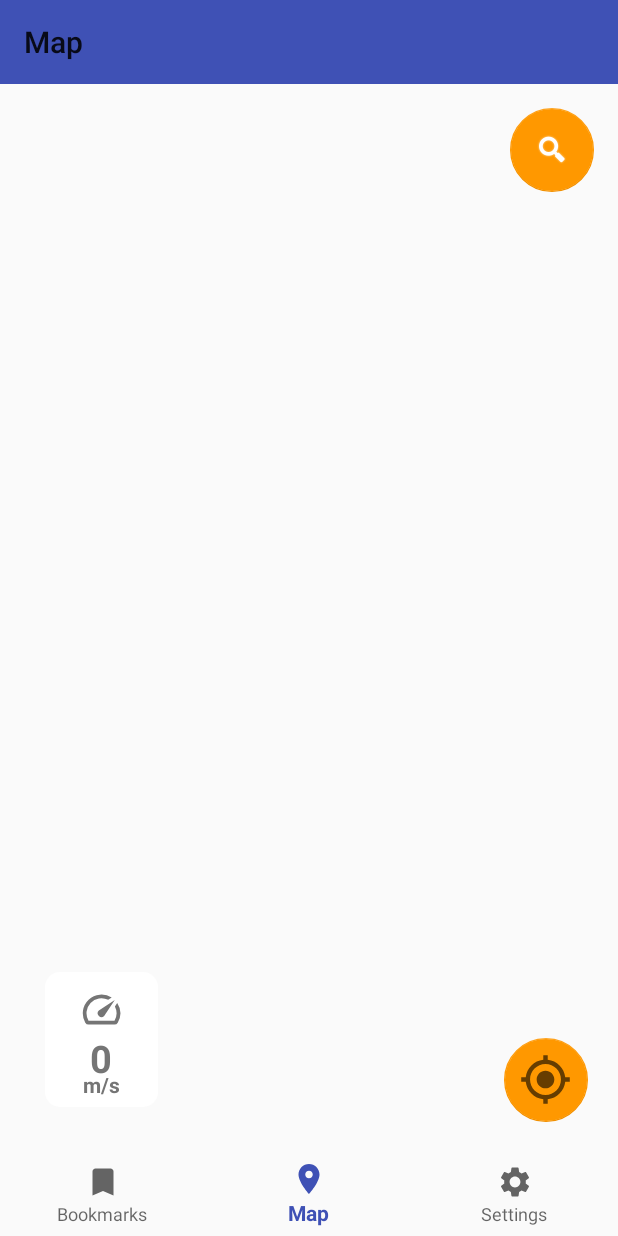
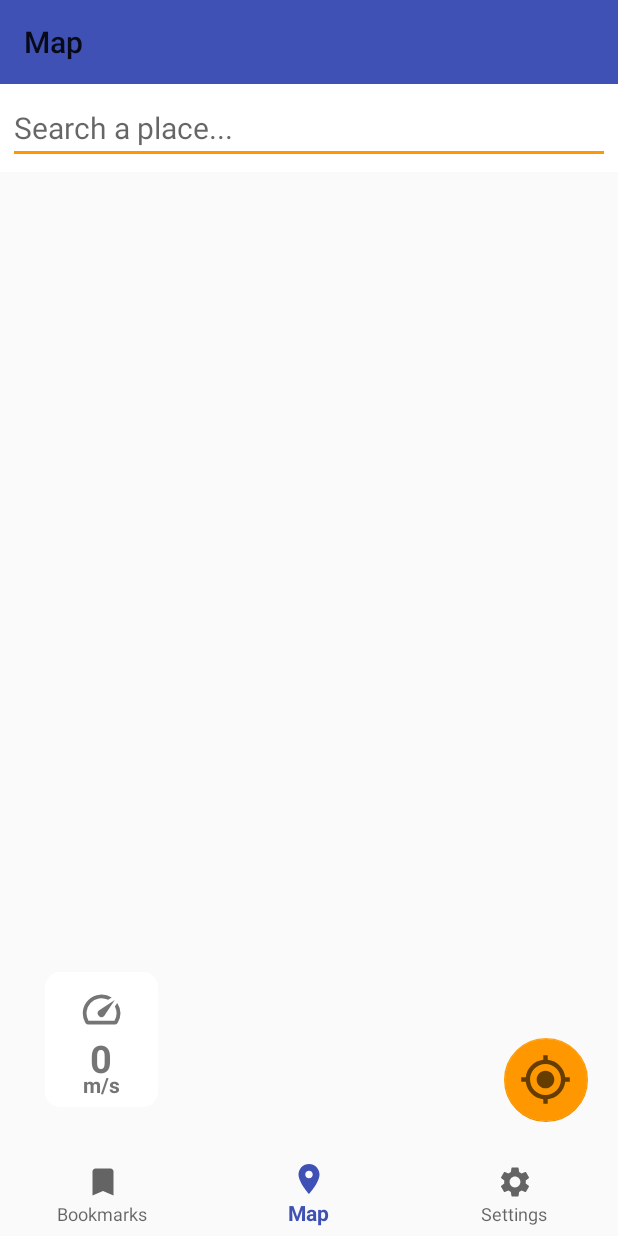
Before and after one commit to dorrin-sot/MobDev-HW02, an Android app: the screen it shows after launch (MainActivity), on a phone screen of 412 x 824 dp. Run offline under Robolectric (Android 15) with nearby library versions, the phone set to English and light mode, and no system bars; our stand-ins replace CircleImageView, Room's generated code, navigation-ui; libraries missing offline, so code that uses them is left out: com.mapbox.android, com.mapbox.api, com.mapbox.geojson, com.mapbox.mapboxsdk; plain views replace MapView; pictures from the network do not load; 7 statements that could not run were skipped.

Commit message:
search editText implemented

```diff
--- a/app/src/main/java/com/mobdev/locationapp/ui/map/MapFragment.java
+++ b/app/src/main/java/com/mobdev/locationapp/ui/map/MapFragment.java
@@ -11,6 +11,7 @@ import android.graphics.Color;
 import android.location.Location;
 import android.location.LocationManager;
 import android.os.Bundle;
+import android.text.InputType;
 import android.view.Gravity;
 import android.view.LayoutInflater;
 import android.view.View;
@@ -90,7 +91,7 @@ public class MapFragment extends Fragment implements OnMapReadyCallback, Permiss
     private String geojsonSourceLayerId = "geojsonSourceLayerId";
     private String symbolIconId = "symbolIconId";
     private static final int REQUEST_CODE_AUTOCOMPLETE = 1;
-
+    public static boolean isSearch=true;
     public View onCreateView(@NonNull LayoutInflater inflater,
                              ViewGroup container, Bundle savedInstanceState) {
         Mapbox.getInstance(getContext(), getString(R.string.mapbox_access_token));
@@ -122,7 +123,9 @@ public class MapFragment extends Fragment implements OnMapReadyCallback, Permiss
     }
 
     private void initSearchFab() {
-        getActivity().findViewById(R.id.fab_location_search).setOnClickListener(new View.OnClickListener() {
+        EditText searchText =getActivity().findViewById(R.id.map_search_text);
+        searchText.setInputType(InputType.TYPE_NULL);
+        searchText.setOnClickListener(new View.OnClickListener() {
             @Override
             public void onClick(View view) {
                 Intent intent = new PlaceAutocomplete.IntentBuilder()
@@ -257,14 +260,14 @@ public class MapFragment extends Fragment implements OnMapReadyCallback, Permiss
         // Set the component's camera mode
         // locationComponent.zoomWhileTracking(17);
         // locationComponent.setCameraMode(CameraMode.TRACKING);
-        if (getArguments() == null) {
+        if (!isSearch&&getArguments() == null) {
             CameraPosition position = new CameraPosition.Builder()
                     .target(new LatLng(location.getLatitude(), location.getLongitude())) // Sets the new camera position
                     .zoom(17) // Sets the zoom
                     .build(); // Creates a CameraPosition from the builder
             mapboxMap.animateCamera(CameraUpdateFactory
                     .newCameraPosition(position), 3000);
-        } else {
+        } else if(!isSearch&&getArguments() != null) {
             mapboxMap.addMarker(new MarkerOptions()
                     .position(new LatLng(getArguments().getFloat("bookmark_x"), getArguments().getFloat("bookmark_y"))));
             CameraPosition position = new CameraPosition.Builder()
@@ -275,6 +278,7 @@ public class MapFragment extends Fragment implements OnMapReadyCallback, Permiss
             mapboxMap.animateCamera(CameraUpdateFactory
                     .newCameraPosition(position), 3000);
         }
+        isSearch=false;
     }
 
     private boolean isGpsTurnedOff() {
@@ -349,7 +353,7 @@ public class MapFragment extends Fragment implements OnMapReadyCallback, Permiss
     public void onActivityResult(int requestCode, int resultCode, Intent data) {
         super.onActivityResult(requestCode, resultCode, data);
         if (resultCode == Activity.RESULT_OK && requestCode == REQUEST_CODE_AUTOCOMPLETE) {
-
+            isSearch=true;
 // Retrieve selected location's CarmenFeature
             CarmenFeature selectedCarmenFeature = PlaceAutocomplete.getPlace(data);
 
--- a/app/src/main/res/layout/fragment_map.xml
+++ b/app/src/main/res/layout/fragment_map.xml
@@ -11,16 +11,40 @@
         android:layout_width="match_parent"
         android:layout_height="match_parent">
 
-        <com.google.android.material.floatingactionbutton.FloatingActionButton
-            android:id="@+id/fab_location_search"
-            android:layout_width="wrap_content"
+        <LinearLayout
+            android:id="@+id/linearLayoutSearch"
+            android:layout_width="match_parent"
             android:layout_height="wrap_content"
-            android:layout_gravity="end|top"
-            android:layout_margin="16dp"
-            android:contentDescription="@string/SearchButton"
-            android:elevation="5dp"
-            android:tint="@android:color/white"
-            app:srcCompat="@android:drawable/ic_search_category_default" />
+            android:background="#FFFFFF"
+            android:orientation="horizontal"
+            app:layout_constraintEnd_toEndOf="parent"
+            app:layout_constraintStart_toStartOf="parent"
+
+
+            app:layout_constraintTop_toTopOf="parent">
+
+            <EditText
+                android:id="@+id/map_search_text"
+                android:layout_width="wrap_content"
+                android:layout_height="wrap_content"
+                android:layout_margin="5dp"
+                android:layout_weight=".9"
+                android:hint="Search a place..."
+
+
+                android:textSize="20dp" />
+
+        </LinearLayout>
+<!--        <com.google.android.material.floatingactionbutton.FloatingActionButton-->
+<!--            android:id="@+id/fab_location_search"-->
+<!--            android:layout_width="wrap_content"-->
+<!--            android:layout_height="wrap_content"-->
+<!--            android:layout_gravity="end|top"-->
+<!--            android:layout_margin="16dp"-->
+<!--            android:contentDescription="@string/SearchButton"-->
+<!--            android:elevation="5dp"-->
+<!--            android:tint="@android:color/white"-->
+<!--            app:srcCompat="@android:drawable/ic_search_category_default" />-->
 
         <com.google.android.material.floatingactionbutton.FloatingActionButton
             android:id="@+id/goToMyLocationFab"
```
